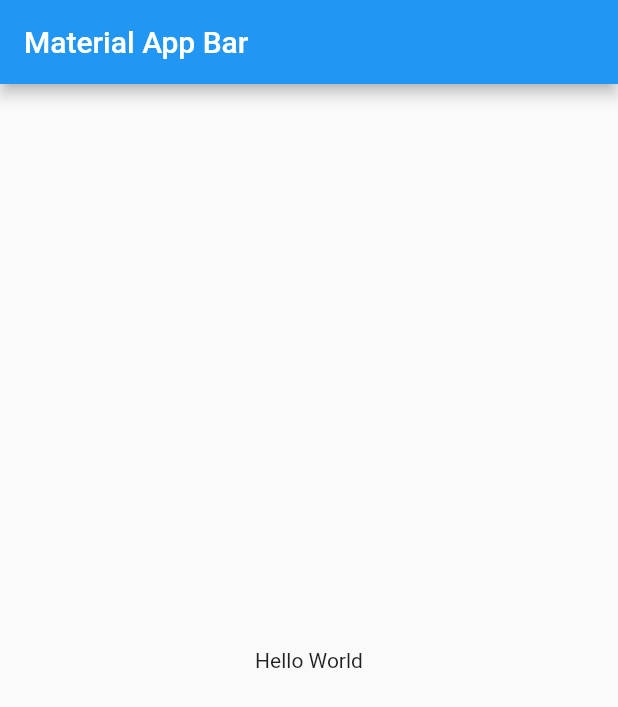
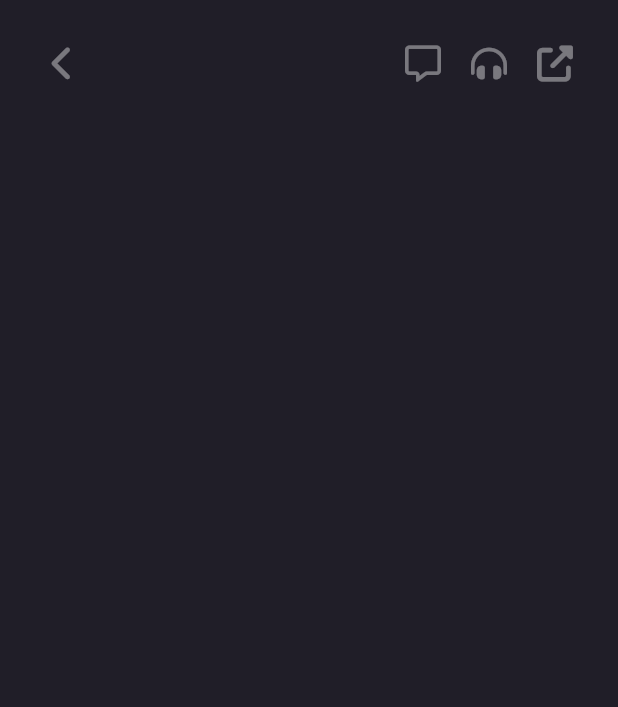
Before and after one commit to xavit/flutter_music_player, a Flutter app: the screen it shows after launch, on a phone screen of 412 x 824 dp. Shown: the top 707 px of the screen. Run offline on Flutter 3.47's test engine with Material 2 defaults, Android fonts, the phone set to English and light mode, and no system bars; our stand-ins replace font_awesome_flutter.

Commit message:
custom appbar

```diff
--- a/lib/main.dart
+++ b/lib/main.dart
@@ -1,4 +1,6 @@
 import 'package:flutter/material.dart';
+import 'package:flutter_music_player/src/pages/music_player_page.dart';
+import 'package:flutter_music_player/src/theme/theme.dart';
 
 void main() => runApp(const MyApp());
 
@@ -8,15 +10,10 @@ class MyApp extends StatelessWidget {
   @override
   Widget build(BuildContext context) {
     return MaterialApp(
-      title: 'Material App',
-      home: Scaffold(
-        appBar: AppBar(
-          title: const Text('Material App Bar'),
-        ),
-        body: const Center(
-          child: Text('Hello World'),
-        ),
-      ),
+      debugShowCheckedModeBanner: false,
+      title: 'Music Player',
+      theme: miTema,
+      home: const MusicPlayerPage(),
     );
   }
 }
--- /dev/null
+++ b/lib/src/pages/music_player_page.dart
@@ -0,0 +1,17 @@
+import 'package:flutter/material.dart';
+import 'package:flutter_music_player/src/widgets/custom_appbar.dart';
+
+class MusicPlayerPage extends StatelessWidget {
+  const MusicPlayerPage({super.key});
+  @override
+  Widget build(BuildContext context) {
+    return Scaffold(
+      body: Column(
+        children: const [
+          CustomAppbar(),
+          // Text('Hola Mundo'),
+        ],
+      ),
+    );
+  }
+}
--- /dev/null
+++ b/lib/src/theme/theme.dart
@@ -0,0 +1,6 @@
+import 'package:flutter/material.dart';
+
+final miTema = ThemeData.dark().copyWith(
+    scaffoldBackgroundColor: const Color(0xff201E28),
+    // scaffoldBackgroundColor: Color(0xff40404C),
+    iconTheme: IconThemeData(color: Colors.white.withOpacity(0.4)));
--- /dev/null
+++ b/lib/src/widgets/custom_appbar.dart
@@ -0,0 +1,25 @@
+import 'package:flutter/material.dart';
+import 'package:font_awesome_flutter/font_awesome_flutter.dart';
+
+class CustomAppbar extends StatelessWidget {
+  const CustomAppbar({super.key});
+
+  @override
+  Widget build(BuildContext context) {
+    return SafeArea(
+      child: Container(
+        margin: const EdgeInsets.only(top: 30),
+        padding: const EdgeInsets.symmetric(horizontal: 30),
+        child: Row(children: const [
+          Icon(FontAwesomeIcons.chevronLeft),
+          Spacer(),
+          Icon(FontAwesomeIcons.commentAlt),
+          SizedBox(width: 20),
+          Icon(FontAwesomeIcons.headphonesAlt),
+          SizedBox(width: 20),
+          Icon(FontAwesomeIcons.externalLinkAlt),
+        ]),
+      ),
+    );
+  }
+}
```
Also changed, not shown: lib/src/helpers/helpers.dart (added, +45 -0 lines), pubspec.yaml (+8 -16 lines), pubspec.lock.
